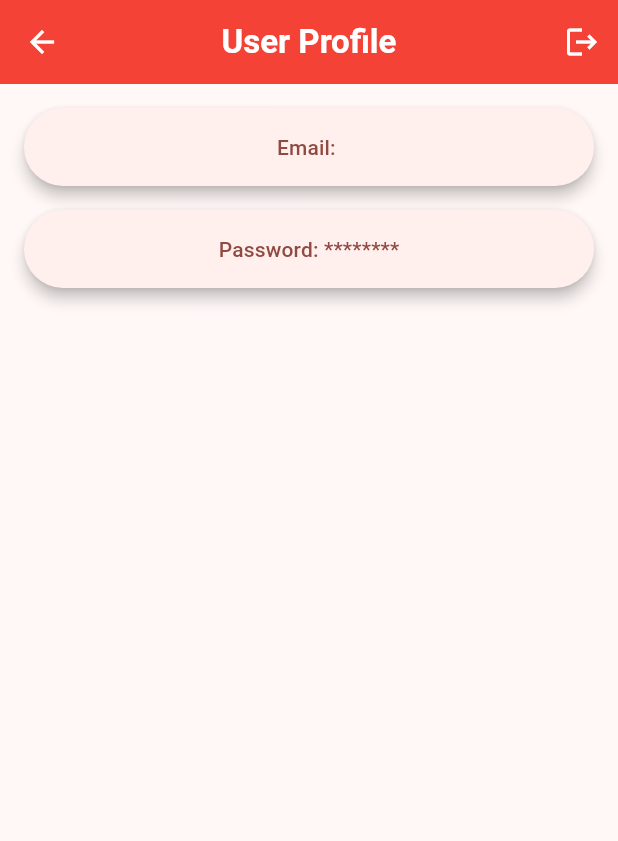
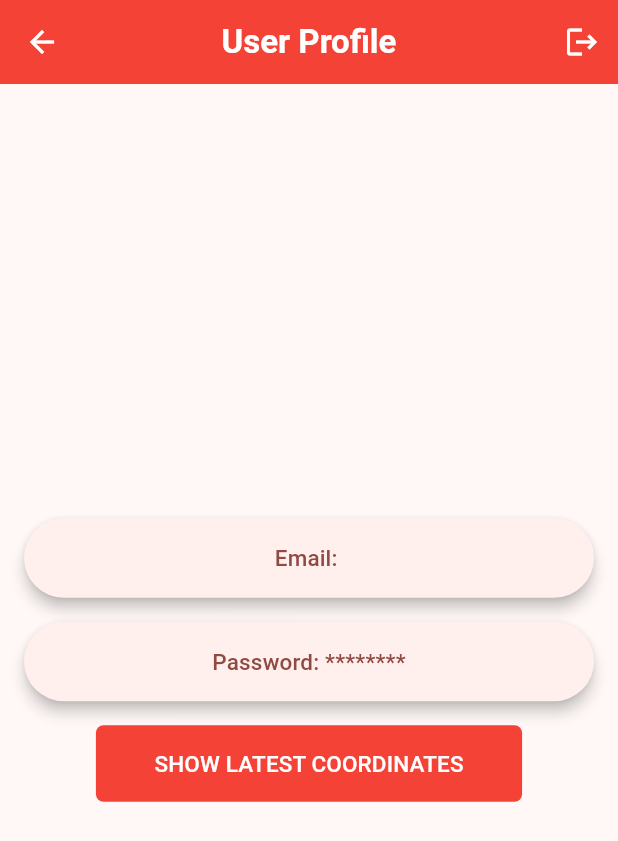
Before and after one commit to kzzazzk/Flutter-BusMadStop, a Flutter app: the screen it shows once a user with an empty profile is signed in, item 2 of the bottom bar chosen, after a tap on the "settings" icon, on a phone screen of 412 x 824 dp. Shown: the top 841 px of the screen. Run offline on Flutter 3.47's test engine with Material 3 defaults, Android fonts, the phone set to English and light mode, and no system bars; our stand-ins replace firebase_auth, firebase_core, flutter_map, geolocator, latlong2, logger and 2 more; accounts and stored records are empty; network calls fail.

Commit message:
Changed buttons and bottom navbar

```diff
--- a/lib/main.dart
+++ b/lib/main.dart
@@ -57,7 +57,6 @@ class _MainScreenState extends State<MainScreen> {
   final List<Widget> _screens = [
     SplashScreen(),
     MapScreen(),
-    SecondScreen(),
   ];
 
   void _onItemTapped(int index) {
@@ -106,10 +105,6 @@ class _MainScreenState extends State<MainScreen> {
             icon: Icon(Icons.map),
             label: 'Map',
           ),
-          BottomNavigationBarItem(
-            icon: Icon(Icons.gps_fixed),
-            label: 'Persistence',
-          ),
         ],
         currentIndex: _selectedIndex,
         selectedItemColor: Colors.white,
--- a/lib/screens/login_screen.dart
+++ b/lib/screens/login_screen.dart
@@ -53,41 +53,69 @@ class _LoginScreenState extends State<LoginScreen> {
         ),
       ),
       body: Padding(
-        padding: const EdgeInsets.all(16.0),
+        padding: const EdgeInsets.only(left: 16.0, right: 16.0, top: 30),
         child: Column(
           children: <Widget>[
             TextField(
               controller: emailController,
-              decoration: const InputDecoration(labelText: 'Email'),
+              decoration: const InputDecoration(
+                labelText: 'Email',
+                prefixIcon: Icon(
+                  Icons.email,
+                  color: Colors.black,
+                ),
+              ),
             ),
             TextField(
               controller: passwordController,
-              decoration: const InputDecoration(labelText: 'Password'),
+              decoration: const InputDecoration(
+                labelText: 'Password',
+                prefixIcon: Icon(
+                  Icons.lock,
+                  color: Colors.black,
+                ),
+              ),
               obscureText: true,
             ),
             Center(
+              child: Padding(
+                padding: const EdgeInsets.only(top: 25, left: 5, right: 5), //
                 child: Row(
                   mainAxisAlignment: MainAxisAlignment.center, // Add this
                   children: [
-                  Padding(
-                    padding: const EdgeInsets.all(25),
-                    child: ElevatedButton(
-                      style:
-                          ElevatedButton.styleFrom(backgroundColor: Colors.red),
+                    ElevatedButton(
+                      style: ElevatedButton.styleFrom(
+                        backgroundColor: Colors.red,
+                        elevation: 0,
+                        shape: RoundedRectangleBorder(
+                          borderRadius: BorderRadius.circular(5.0),
+                        ),
+                      ),
                       onPressed: () {
                         _signInWithEmailAndPassword();
                       },
-                      child: const Text(
-                        'Login',
+                      child: const Padding(
+                        padding: EdgeInsets.only(
+                            right: 12.0, left: 12.0, top: 12.0, bottom: 12.0),
+                        child: Text(
+                          'LOGIN',
                           style: TextStyle(
+                            fontSize: 16,
                             color: Colors.white,
                           ),
                         ),
                       ),
                     ),
+                    const SizedBox(
+                      width: 30,
+                    ),
                     ElevatedButton(
-                    style:
-                        ElevatedButton.styleFrom(backgroundColor: Colors.red),
+                      style: ElevatedButton.styleFrom(
+                        backgroundColor: Colors.red,
+                        shape: RoundedRectangleBorder(
+                          borderRadius: BorderRadius.circular(5.0),
+                        ),
+                      ),
                       onPressed: () {
                         Navigator.push(
                           context,
@@ -95,14 +123,19 @@ class _LoginScreenState extends State<LoginScreen> {
                               builder: (context) => (RegisterScreen())),
                         );
                       },
-                    child: const Text(
-                      'Go to Register',
+                      child: const Padding(
+                        padding: EdgeInsets.all(12.0),
+                        child: Text(
+                          'GO TO REGISTER',
                           style: TextStyle(
+                            fontSize: 16,
                             color: Colors.white,
                           ),
                         ),
                       ),
+                    ),
                   ],
+                ),
               ),
             ),
           ],
--- a/lib/screens/profile_screen.dart
+++ b/lib/screens/profile_screen.dart
@@ -1,6 +1,7 @@
 import 'package:firebase_auth/firebase_auth.dart';
 import 'package:flutter/material.dart';
 import 'package:mad_bus_stop/screens/login_screen.dart';
+import 'package:mad_bus_stop/screens/second_screen.dart';
 import 'package:shared_preferences/shared_preferences.dart';
 
 class ProfileScreen extends StatefulWidget {
@@ -59,8 +60,12 @@ class _ProfileScreenState extends State<ProfileScreen> {
       ),
       body: Padding(
         padding: const EdgeInsets.all(16.0),
+        child: Center(
           child: Column(
-          mainAxisAlignment: MainAxisAlignment.start,
+            mainAxisAlignment:
+                MainAxisAlignment.center, // Center content vertically
+            crossAxisAlignment:
+                CrossAxisAlignment.center, // Center content horizontally
             children: <Widget>[
               _email == null || _password == null
                   ? const CircularProgressIndicator()
@@ -76,6 +81,7 @@ class _ProfileScreenState extends State<ProfileScreen> {
                             child: Padding(
                               padding: const EdgeInsets.all(16.0),
                               child: Text(
+                                style: TextStyle(fontSize: 15),
                                 'Email: $_email',
                                 textAlign: TextAlign.left,
                               ),
@@ -93,17 +99,47 @@ class _ProfileScreenState extends State<ProfileScreen> {
                             child: const Padding(
                               padding: EdgeInsets.all(16.0),
                               child: Text(
+                                style: TextStyle(fontSize: 15),
                                 'Password: ${"********"}',
                                 textAlign: TextAlign.left,
                               ),
                             ),
                           ),
                         ),
+                        const SizedBox(height: 16),
+                        ElevatedButton(
+                          style: ElevatedButton.styleFrom(
+                            backgroundColor: Colors.red,
+                            elevation: 0,
+                            shape: RoundedRectangleBorder(
+                              borderRadius: BorderRadius.circular(5.0),
+                            ),
+                          ),
+                          onPressed: () {
+                            Navigator.push(
+                              context,
+                              MaterialPageRoute(
+                                  builder: (context) => (SecondScreen())),
+                            );
+                          },
+                          child: const Padding(
+                            padding: EdgeInsets.all(15.0),
+                            child: Text(
+                              'SHOW LATEST COORDINATES',
+                              style: TextStyle(
+                                color: Colors.white,
+                                fontSize: 15,
+                              ),
+                              textAlign: TextAlign.left,
+                            ),
+                          ),
+                        )
                       ],
                     ),
             ],
           ),
         ),
+      ),
     );
   }
 }
--- a/lib/screens/splash_screen.dart
+++ b/lib/screens/splash_screen.dart
@@ -31,7 +31,7 @@ class _SplashScreenState extends State<SplashScreen> {
   void startTracking() async {
     const locationSettings = LocationSettings(
       accuracy: LocationAccuracy.high, // Adjust the accuracy as needed
-      distanceFilter: 1, // Distance in meters before an update is triggered
+      distanceFilter: 5, // Distance in meters before an update is triggered
     );
     final serviceEnabled = await Geolocator.isLocationServiceEnabled();
     if (!serviceEnabled) {
@@ -80,7 +80,7 @@ class _SplashScreenState extends State<SplashScreen> {
         child: Column(
           mainAxisAlignment: MainAxisAlignment.center,
           children: [
-            const Text('Welcome to the Home Screen!'),
+            const Text('Toggle to turn on Location Tracking!!!'),
             Switch(
               value: _positionStreamSubscription != null,
               onChanged: (value) {
```
Also changed, not shown: lib/screens/register_screen.dart (+37 -12 lines), lib/screens/second_screen.dart (+9 -0 lines), pubspec.lock. Lines whose indentation alone changed are shown as unchanged.
